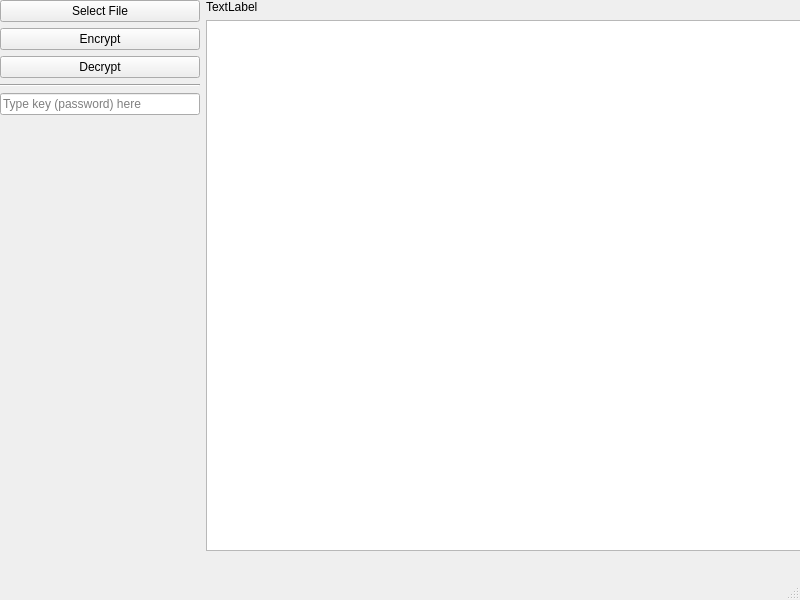
Old version of the form mainwindow.ui in the repository ShaneKanterman04/QtCrypt.
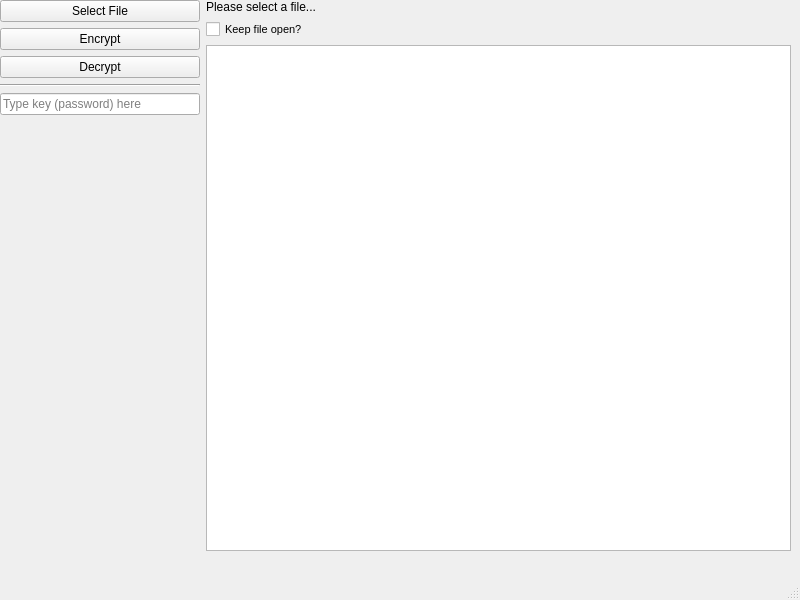
New version of the form.

```diff
--- a/mainwindow.ui
+++ b/mainwindow.ui
@@ -10,6 +10,24 @@
     <height>600</height>
    </rect>
   </property>
+  <property name="sizePolicy">
+   <sizepolicy hsizetype="Fixed" vsizetype="Fixed">
+    <horstretch>0</horstretch>
+    <verstretch>0</verstretch>
+   </sizepolicy>
+  </property>
+  <property name="minimumSize">
+   <size>
+    <width>800</width>
+    <height>600</height>
+   </size>
+  </property>
+  <property name="maximumSize">
+   <size>
+    <width>800</width>
+    <height>600</height>
+   </size>
+  </property>
   <property name="windowTitle">
    <string>MainWindow</string>
   </property>
@@ -111,7 +129,19 @@
        <item>
         <widget class="QLabel" name="lblFileName">
          <property name="text">
-          <string>TextLabel</string>
+          <string>Please select a file...</string>
+         </property>
+        </widget>
+       </item>
+       <item>
+        <widget class="QCheckBox" name="btnKeepSource">
+         <property name="font">
+          <font>
+           <pointsize>8</pointsize>
+          </font>
+         </property>
+         <property name="text">
+          <string>Keep file open?</string>
          </property>
         </widget>
        </item>
@@ -120,6 +150,22 @@
        </item>
       </layout>
      </item>
+     <item>
+      <spacer name="horizontalSpacer">
+       <property name="orientation">
+        <enum>Qt::Horizontal</enum>
+       </property>
+       <property name="sizeType">
+        <enum>QSizePolicy::Fixed</enum>
+       </property>
+       <property name="sizeHint" stdset="0">
+        <size>
+         <width>10</width>
+         <height>20</height>
+        </size>
+       </property>
+      </spacer>
+     </item>
     </layout>
    </widget>
   </widget>
```
Left out of the diff: 2 changed lines with no effect on the pictures.
